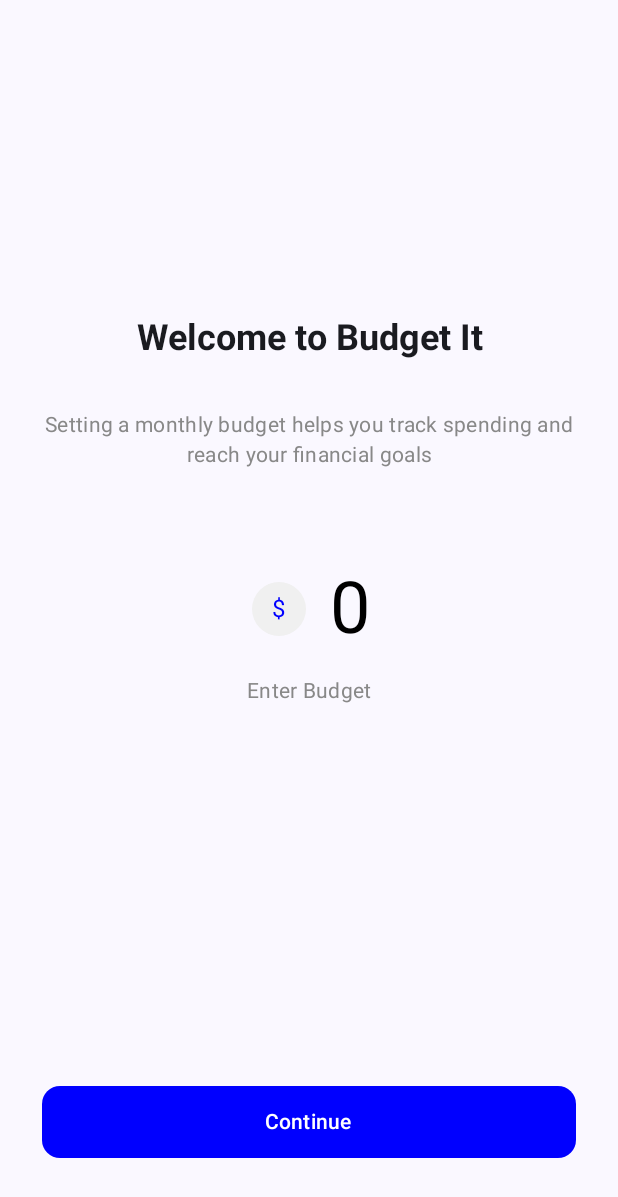
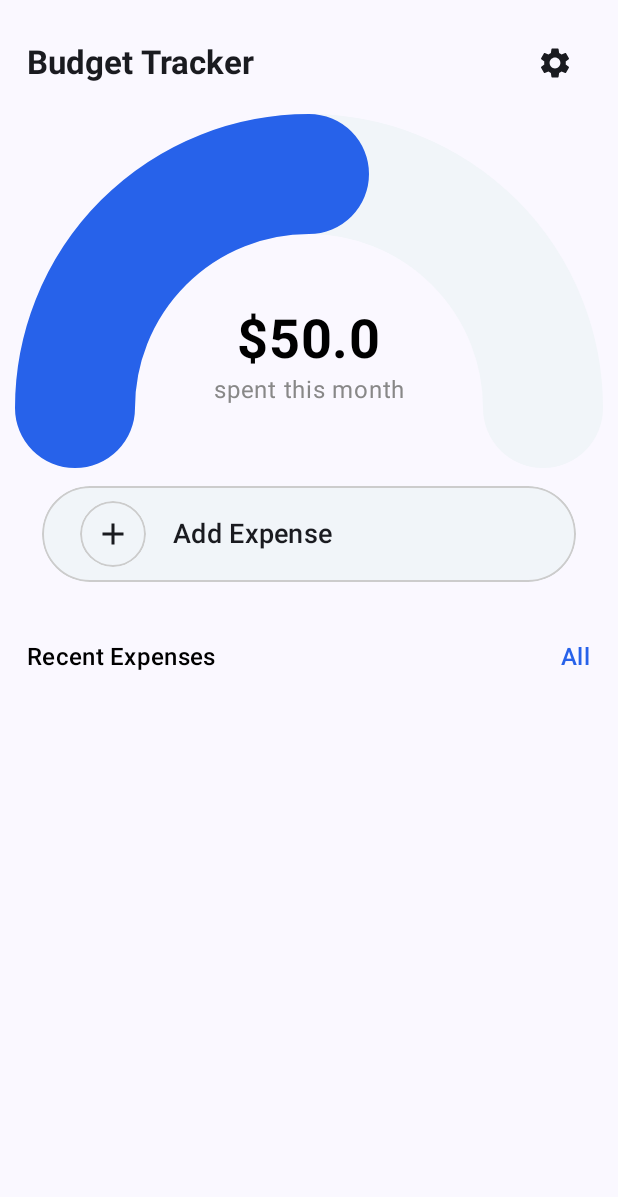
Before and after one commit to lchintha/BudgetIt, an Android app built with Jetpack Compose: the screen it shows after launch (MainActivity), after a tap on "Continue", on a phone screen of 412 x 824 dp. Shown: the top 1197 px of the screen. Run offline under Robolectric (Android 15) with nearby library versions, the phone set to English and light mode, and no system bars.

Commit message:
Added Half Circle Progressbar. Started working on Add expense screen.

```diff
--- /dev/null
+++ b/app/src/main/java/com/iquad/budgetit/AddExpenseScreen.kt
@@ -0,0 +1,36 @@
+package com.iquad.budgetit
+
+import androidx.compose.foundation.layout.Column
+import androidx.compose.foundation.layout.fillMaxWidth
+import androidx.compose.runtime.Composable
+import androidx.compose.ui.Modifier
+import androidx.compose.ui.res.stringResource
+import androidx.compose.ui.tooling.preview.Preview
+import androidx.navigation.NavController
+import androidx.navigation.compose.rememberNavController
+import com.iquad.budgetit.common.BudgetItToolBar
+
+@Composable
+fun AddExpenseScreen(navController: NavController){
+    Column(
+        modifier = Modifier
+            .fillMaxWidth()
+    ) {
+        BudgetItToolBar(
+            navController = navController,
+            title = stringResource(R.string.add_expense),
+            toolbarOption = stringResource(R.string.save)
+        )
+    }
+}
+
+@Composable
+fun EnterAmountField() {
+
+}
+
+@Preview
+@Composable
+fun AddExpenseScreenPreview(){
+    AddExpenseScreen(rememberNavController())
+}
--- a/app/src/main/java/com/iquad/budgetit/BudgetItNavHost.kt
+++ b/app/src/main/java/com/iquad/budgetit/BudgetItNavHost.kt
@@ -8,6 +8,7 @@ import androidx.navigation.compose.NavHost
 import androidx.navigation.compose.composable
 import androidx.navigation.compose.rememberNavController
 import com.iquad.budgetit.enterbudget.EnterBudgetScreen
+import com.iquad.budgetit.homescreen.HomeScreen
 
 @Composable
 fun BudgetItNavHost(innerPadding: PaddingValues) {
@@ -20,5 +21,11 @@ fun BudgetItNavHost(innerPadding: PaddingValues) {
         composable(route = Screen.EnterBudget.route) {
             EnterBudgetScreen(navController)
         }
+        composable(route = Screen.HomeScreen.route) {
+            HomeScreen(navController)
+        }
+        composable(route = Screen.AddExpenseScreen.route) {
+            AddExpenseScreen(navController)
+        }
     }
 }
--- a/app/src/main/java/com/iquad/budgetit/Screen.kt
+++ b/app/src/main/java/com/iquad/budgetit/Screen.kt
@@ -3,4 +3,5 @@ package com.iquad.budgetit
 sealed class Screen(val route: String){
     data object EnterBudget : Screen("enter_budget")
     data object HomeScreen : Screen("home_screen")
+    data object AddExpenseScreen : Screen("add_expense_screen")
 }
--- /dev/null
+++ b/app/src/main/java/com/iquad/budgetit/charts/HalfCircleProgressBar.kt
@@ -0,0 +1,134 @@
+package com.iquad.budgetit.charts
+
+import androidx.compose.animation.core.animateFloatAsState
+import androidx.compose.animation.core.tween
+import androidx.compose.foundation.Canvas
+import androidx.compose.foundation.layout.*
+import androidx.compose.material3.MaterialTheme
+import androidx.compose.material3.Text
+import androidx.compose.runtime.Composable
+import androidx.compose.runtime.getValue
+import androidx.compose.ui.Alignment
+import androidx.compose.ui.Modifier
+import androidx.compose.ui.geometry.Offset
+import androidx.compose.ui.geometry.Size
+import androidx.compose.ui.graphics.Color
+import androidx.compose.ui.graphics.StrokeCap
+import androidx.compose.ui.graphics.drawscope.Stroke
+import androidx.compose.ui.res.colorResource
+import androidx.compose.ui.text.font.FontWeight
+import androidx.compose.ui.text.style.TextAlign
+import androidx.compose.ui.tooling.preview.Preview
+import androidx.compose.ui.unit.dp
+import androidx.compose.ui.unit.sp
+import com.iquad.budgetit.R
+
+@Composable
+fun HalfCircleProgressBar(
+    spentAmount: Float,
+    totalAmount: Float,
+    modifier: Modifier = Modifier,
+) {
+    val backgroundColor: Color = colorResource(R.color.light_blue)
+    val percentage: Float
+    val foregroundColor: Color = if (spentAmount > totalAmount) {
+        percentage = 1f
+        Color.Red
+    } else {
+        percentage = spentAmount / totalAmount
+        colorResource(R.color.colorPrimary)
+    }
+
+    val animatedPercentage by animateFloatAsState(
+        targetValue = percentage,
+        animationSpec = tween(durationMillis = 1000),
+        label = "progress"
+    )
+
+    Box(
+        modifier = modifier
+            .fillMaxWidth()
+            .height(220.dp)
+            .padding(32.dp)
+    ) {
+        Canvas(
+            modifier = Modifier
+                .fillMaxWidth()
+                .height(200.dp)
+        ) {
+            val width = size.width
+            val height = size.height
+            val thickness = 120f
+
+            val radius = minOf(width / 2f, height)
+            val topLeft = Offset(
+                x = width / 2f - radius,
+                y = 0f
+            )
+            val size = Size(radius * 2f, radius * 2f)
+
+            // Draw background arc
+            drawArc(
+                color = backgroundColor,
+                startAngle = 180f,
+                sweepAngle = 180f,
+                useCenter = false,
+                topLeft = topLeft,
+                size = size,
+                style = Stroke(
+                    width = thickness,
+                    cap = StrokeCap.Round
+                )
+            )
+
+            // Draw progress arc
+            drawArc(
+                color = foregroundColor,
+                startAngle = 180f,
+                sweepAngle = 180f * animatedPercentage,
+                useCenter = false,
+                topLeft = topLeft,
+                size = size,
+                style = Stroke(
+                    width = thickness,
+                    cap = StrokeCap.Round
+                )
+            )
+        }
+
+        // Text container at the bottom
+        Column(
+            modifier = Modifier
+                .fillMaxWidth()
+                .align(Alignment.BottomCenter),
+            horizontalAlignment = Alignment.CenterHorizontally,
+            verticalArrangement = Arrangement.Center
+        ) {
+            Text(
+                text = "$$spentAmount",
+                fontSize = 36.sp,
+                fontWeight = FontWeight.Bold,
+                color = Color.Black,
+            )
+            Text(
+                text = "spent this month",
+                fontSize = 16.sp,
+                fontWeight = FontWeight.Normal,
+                color = Color.Gray,
+                textAlign = TextAlign.Center
+            )
+        }
+    }
+}
+
+@Preview
+@Composable
+fun HalfCircleProgressBarPreview() {
+    val spent = 50f
+    val total = 100f
+
+    HalfCircleProgressBar(
+        spentAmount = spent,
+        totalAmount = total
+    )
+}
--- /dev/null
+++ b/app/src/main/java/com/iquad/budgetit/common/ComposeUtils.kt
@@ -0,0 +1,67 @@
+package com.iquad.budgetit.common
+
+import androidx.compose.foundation.layout.Row
+import androidx.compose.foundation.layout.fillMaxWidth
+import androidx.compose.foundation.layout.padding
+import androidx.compose.material.icons.Icons
+import androidx.compose.material.icons.automirrored.filled.ArrowBack
+import androidx.compose.material3.Icon
+import androidx.compose.material3.IconButton
+import androidx.compose.material3.MaterialTheme
+import androidx.compose.material3.Text
+import androidx.compose.runtime.Composable
+import androidx.compose.ui.Alignment
+import androidx.compose.ui.Modifier
+import androidx.compose.ui.res.colorResource
+import androidx.compose.ui.text.font.FontWeight
+import androidx.compose.ui.tooling.preview.Preview
+import androidx.compose.ui.unit.dp
+import androidx.navigation.NavController
+import androidx.navigation.compose.rememberNavController
+import com.iquad.budgetit.R
+
+@Composable
+fun BudgetItToolBar(
+    navController: NavController,
+    title: String,
+    toolbarOption: String
+) {
+    Row(
+        modifier = Modifier
+            .fillMaxWidth(),
+        verticalAlignment = Alignment.CenterVertically
+    ) {
+        IconButton(onClick = {
+            navController.popBackStack()
+        }) {
+            Icon(
+                imageVector = Icons.AutoMirrored.Filled.ArrowBack,
+                contentDescription = "Back"
+            )
+        }
+        Text(
+            text = title,
+            modifier = Modifier.weight(1f),
+            style = MaterialTheme.typography.titleLarge.copy(
+                fontWeight = FontWeight.Bold
+            )
+        )
+        Text(
+            text = toolbarOption,
+            style = MaterialTheme.typography.bodyLarge.copy(
+                color = colorResource(R.color.colorPrimary)
+            ),
+            modifier = Modifier.padding(end = 10.dp)
+        )
+    }
+}
+
+@Preview
+@Composable
+fun BudgetItToolBarPreview() {
+    BudgetItToolBar(
+        navController = rememberNavController(),
+        "Add Expense",
+        "Save"
+    )
+}
--- a/app/src/main/java/com/iquad/budgetit/enterbudget/EnterBudgetScreen.kt
+++ b/app/src/main/java/com/iquad/budgetit/enterbudget/EnterBudgetScreen.kt
@@ -29,6 +29,7 @@ import androidx.compose.runtime.setValue
 import androidx.compose.ui.Alignment
 import androidx.compose.ui.Modifier
 import androidx.compose.ui.graphics.Color
+import androidx.compose.ui.res.colorResource
 import androidx.compose.ui.res.stringResource
 import androidx.compose.ui.text.AnnotatedString
 import androidx.compose.ui.text.TextStyle
@@ -92,7 +93,9 @@ fun EnterBudgetScreen(navController: NavController) {
                 .padding(start = 12.dp, end = 12.dp, bottom = 36.dp)
                 .height(48.dp),
             shape = RoundedCornerShape(12.dp),
-            colors = ButtonDefaults.buttonColors(containerColor = Color.Blue)
+            colors = ButtonDefaults.buttonColors(
+                containerColor = colorResource(R.color.colorPrimary)
+            )
         ) {
             Text(
                 text = stringResource(R.string.btn_continue),
@@ -135,7 +138,7 @@ fun BudgetInputField() {
             ) {
                 Text(
                     text = "$",
-                    color = Color.Blue,
+                    color = MaterialTheme.colorScheme.primary,
                     style = MaterialTheme.typography.bodyLarge
                 )
             }
@@ -185,6 +188,5 @@ fun BudgetInputField() {
 @Preview(showBackground = true)
 @Composable
 fun EnterBudgetScreenPreview() {
-//    WrapTextFields()
     EnterBudgetScreen(navController = rememberNavController())
 }
--- /dev/null
+++ b/app/src/main/java/com/iquad/budgetit/homescreen/HomeScreen.kt
@@ -0,0 +1,173 @@
+package com.iquad.budgetit.homescreen
+
+import androidx.compose.foundation.background
+import androidx.compose.foundation.border
+import androidx.compose.foundation.clickable
+import androidx.compose.foundation.layout.Arrangement
+import androidx.compose.foundation.layout.Box
+import androidx.compose.foundation.layout.Column
+import androidx.compose.foundation.layout.Row
+import androidx.compose.foundation.layout.Spacer
+import androidx.compose.foundation.layout.fillMaxSize
+import androidx.compose.foundation.layout.fillMaxWidth
+import androidx.compose.foundation.layout.height
+import androidx.compose.foundation.layout.padding
+import androidx.compose.foundation.shape.CircleShape
+import androidx.compose.material.icons.Icons
+import androidx.compose.material.icons.filled.Add
+import androidx.compose.material.icons.filled.Settings
+import androidx.compose.material3.Icon
+import androidx.compose.material3.IconButton
+import androidx.compose.material3.MaterialTheme
+import androidx.compose.material3.Text
+import androidx.compose.runtime.Composable
+import androidx.compose.ui.Alignment
+import androidx.compose.ui.Modifier
+import androidx.compose.ui.draw.clip
+import androidx.compose.ui.graphics.Color
+import androidx.compose.ui.res.colorResource
+import androidx.compose.ui.res.stringResource
+import androidx.compose.ui.text.font.FontWeight
+import androidx.compose.ui.tooling.preview.Preview
+import androidx.compose.ui.unit.dp
+import androidx.compose.ui.unit.sp
+import androidx.navigation.NavController
+import androidx.navigation.compose.rememberNavController
+import com.iquad.budgetit.R
+import com.iquad.budgetit.Screen
+import com.iquad.budgetit.charts.HalfCircleProgressBar
+
+@Composable
+fun HomeScreen(navController: NavController) {
+    Column(
+        modifier = Modifier
+            .fillMaxSize()
+            .padding(8.dp)
+    ) {
+        HomeScreenToolBar()
+        Spacer(modifier = Modifier.height(8.dp))
+        HalfCircleProgressBar(
+            spentAmount = 50f,
+            totalAmount = 100f
+        )
+        AddExpenseButton(navController)
+        Spacer(modifier = Modifier.height(8.dp))
+        RecentExpenses()
+    }
+}
+
+@Composable
+fun HomeScreenToolBar() {
+    Row(
+        modifier = Modifier
+            .fillMaxWidth()
+            .padding(10.dp),
+        horizontalArrangement = Arrangement.SpaceBetween,
+        verticalAlignment = Alignment.CenterVertically
+    ) {
+        Text(
+            text = stringResource(R.string.budget_tracker),
+            style = MaterialTheme.typography.titleLarge.copy(
+                fontWeight = FontWeight.Bold
+            )
+        )
+        IconButton(onClick = {
+            //Navigate to Settings
+        }) {
+            Icon(imageVector = Icons.Default.Settings, contentDescription = "Settings")
+        }
+    }
+}
+
+@Composable
+fun AddExpenseButton(navController: NavController) {
+    Box(
+        modifier = Modifier
+            .fillMaxWidth()
+            .padding(20.dp)
+            .clip(CircleShape)
+            .border(
+                width = 1.dp,
+                color = Color.LightGray,
+                shape = CircleShape
+            )
+            .background(
+                color = colorResource(R.color.light_blue)
+            )
+            .clickable {
+                navController.navigate(Screen.AddExpenseScreen.route)
+            }
+    ) {
+        Row(
+            modifier = Modifier
+                .padding(10.dp)
+                .fillMaxWidth()
+        ) {
+            Box(
+                modifier = Modifier
+                    .padding(start = 15.dp)
+                    .clip(CircleShape)
+                    .border(
+                        width = 1.dp,
+                        color = Color.LightGray,
+                        shape = CircleShape
+                    )
+                    .background(
+                        color = colorResource(R.color.light_blue)
+                    )
+            ) {
+                Icon(
+                    imageVector = Icons.Default.Add,
+                    modifier = Modifier
+                        .padding(10.dp),
+                    contentDescription = "Add Button"
+                )
+            }
+            Text(
+                text = stringResource(R.string.add_expense),
+                modifier = Modifier
+                    .padding(start = 18.dp)
+                    .fillMaxWidth()
+                    .align(Alignment.CenterVertically),
+                style = MaterialTheme.typography.titleMedium.copy(
+                    fontSize = 18.sp
+                )
+            )
+        }
+    }
+}
+
+@Composable
+fun RecentExpenses() {
+    Column(
+        modifier = Modifier
+            .fillMaxWidth()
+            .padding(10.dp)
+    ) {
+        Row(
+            modifier = Modifier
+                .fillMaxWidth()
+        ) {
+            Text(
+                text = stringResource(R.string.recent_expenses),
+                style = MaterialTheme.typography.titleMedium.copy(
+                    color = Color.Black
+                )
+            )
+            Spacer(modifier = Modifier.weight(1f))
+            Text(
+                text = stringResource(R.string.all),
+                style = MaterialTheme.typography.titleMedium.copy(
+                    color = colorResource(R.color.colorPrimary)
+                )
+            )
+        }
+    }
+}
+
+
+@Preview
+@Composable
+fun HomeScreenPreview() {
+    HomeScreen(rememberNavController())
+}
--- a/app/src/main/res/values/colors.xml
+++ b/app/src/main/res/values/colors.xml
@@ -1,5 +1,6 @@
 <?xml version="1.0" encoding="utf-8"?>
 <resources>
+    <color name="colorPrimary">#2762EA</color>
     <color name="purple_200">#FFBB86FC</color>
     <color name="purple_500">#FF6200EE</color>
     <color name="purple_700">#FF3700B3</color>
@@ -7,4 +8,5 @@
     <color name="teal_700">#FF018786</color>
     <color name="black">#FF000000</color>
     <color name="white">#FFFFFFFF</color>
+    <color name="light_blue">#F1F5F9</color>
 </resources>
--- a/app/src/main/res/values/strings.xml
+++ b/app/src/main/res/values/strings.xml
@@ -6,4 +6,15 @@
     <string name="enter_budget">Enter Budget</string>
 
     <string name="btn_continue">Continue</string>
+    <string name="budget_tracker">Budget Tracker</string>
+    <string name="add_expense">Add Expense</string>
+    <string name="recent_expenses">Recent Expenses</string>
+    <string name="all">All</string>
+
+    <string name="save">Save</string>
+    <string name="whats_this_expense_for">What\'s this expense for?</string>
+    <string name="category">Category</string>
+    <string name="edit">Edit</string>
+    <string name="enter_amount">Enter Amount</string>
+
 </resources>
```
